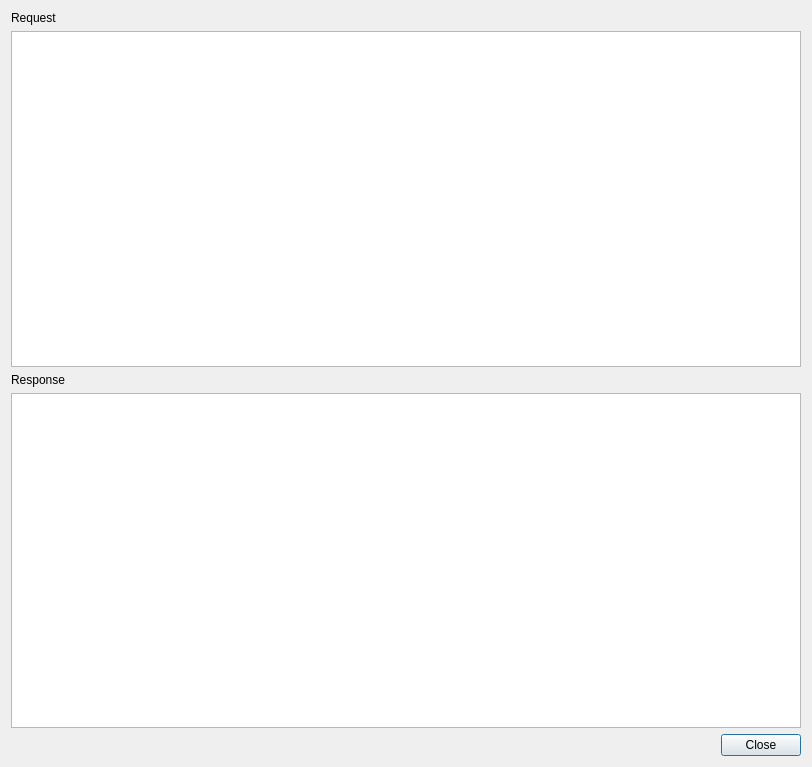
Above: python/plugins/MetaSearch/ui/apidialog.ui from qgis/QGIS before the change. Below: the same form after it.
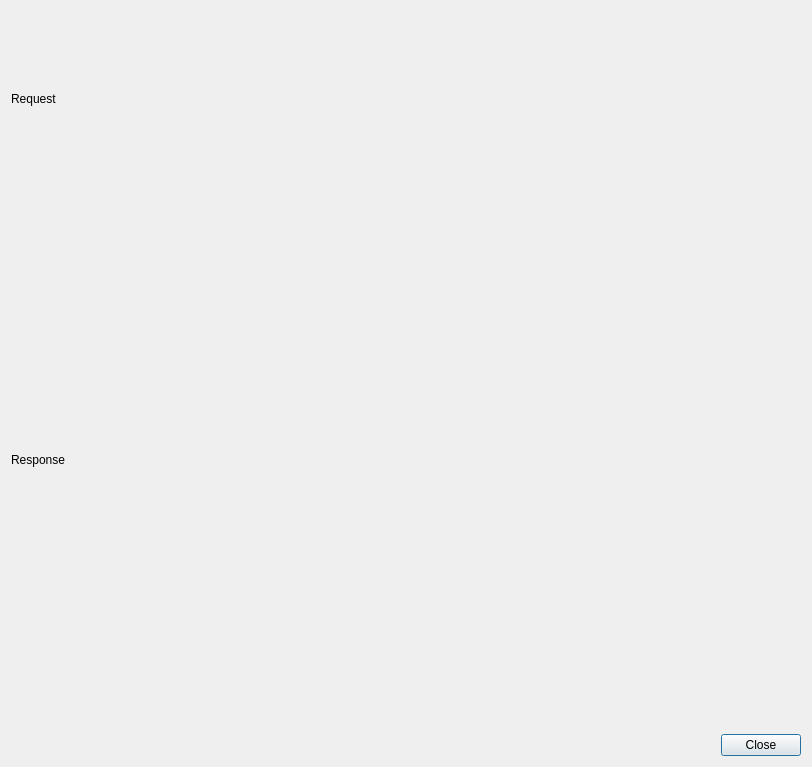
That is the form after the change.

The edit to the form file:
```diff
--- a/python/plugins/MetaSearch/ui/apidialog.ui
+++ b/python/plugins/MetaSearch/ui/apidialog.ui
@@ -22,7 +22,7 @@
     </widget>
    </item>
    <item>
-    <widget class="QTextBrowser" name="txtbrAPIRequest"/>
+    <widget class="QWidget" name="txtbrAPIRequestFrame"/>
    </item>
    <item>
     <widget class="QLabel" name="lblAPIResponse">
@@ -32,13 +32,7 @@
     </widget>
    </item>
    <item>
-    <widget class="QTextBrowser" name="txtbrAPIResponse">
-     <property name="lineWrapMode">
-      <enum>QTextEdit::NoWrap</enum>
-     </property>
-     <property name="openExternalLinks">
-      <bool>true</bool>
-     </property>
+    <widget class="QWidget" name="txtbrAPIResponseFrame">
     </widget>
    </item>
    <item>
```
